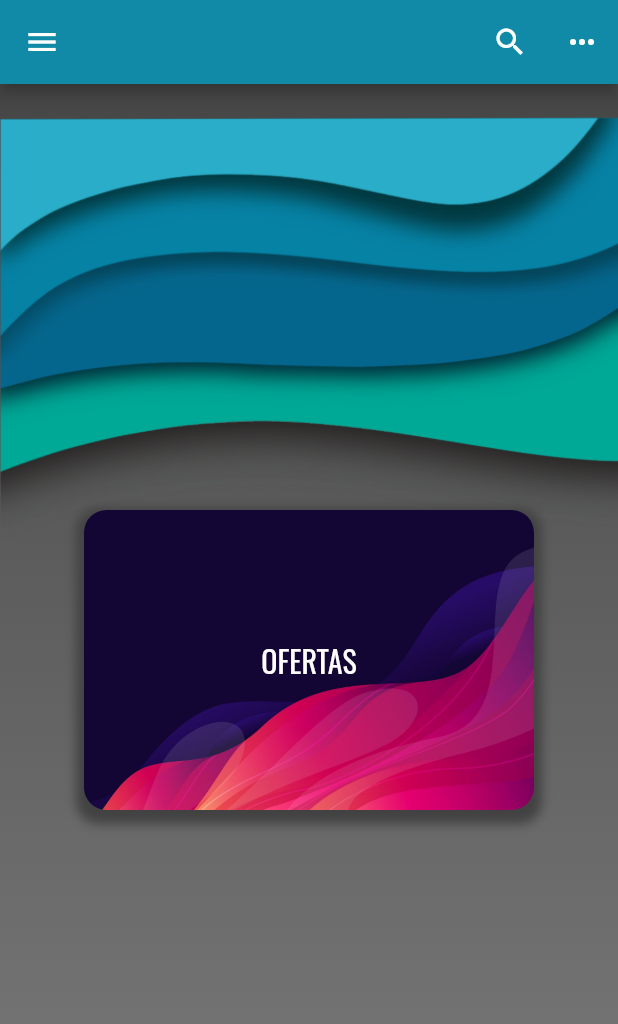
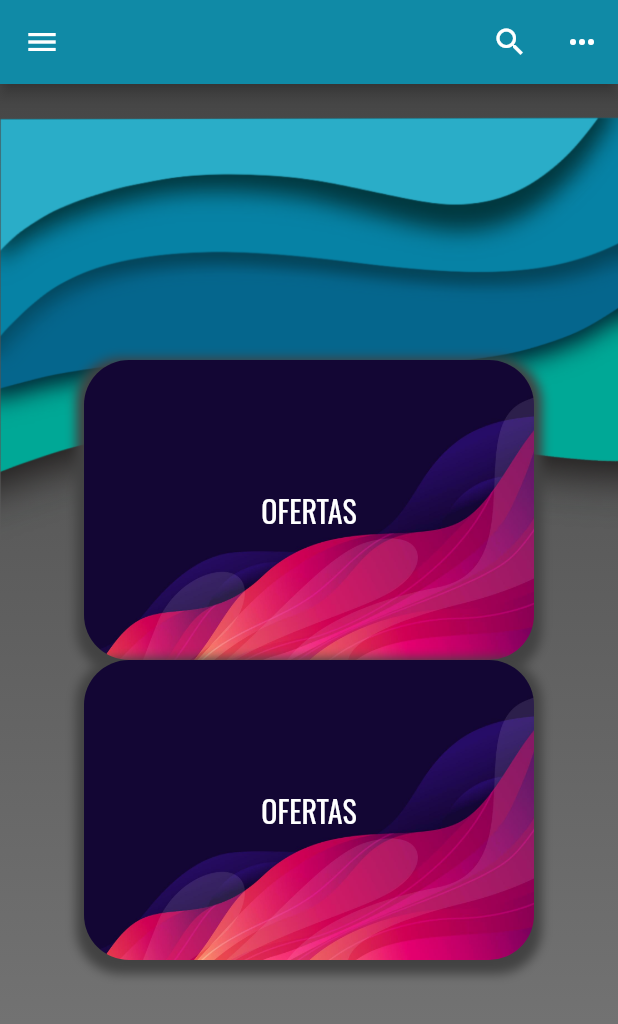
Before and after one commit to InesAlarcon/Market-Basket-Analysis-Application-, a Flutter app: the MainMenu screen opened directly, on a phone screen of 412 x 824 dp. Shown: the top 1024 px of the screen. Run offline on Flutter 3.47's test engine with Material 2 defaults, Android fonts, the phone set to English and light mode, and no system bars; our stand-ins replace firebase_auth, google_fonts; accounts and stored records are empty.

Commit message:
Cambios visuales

```diff
--- a/lib/src/main/mainMenu.dart
+++ b/lib/src/main/mainMenu.dart
@@ -122,7 +122,11 @@ class MainMenuState extends State<MainMenu>{
             )
         ),
       ),
-      body: Container(
+      body: Stack(
+
+        children: <Widget> [
+          Container(
+            height: MediaQuery.of(context).size.height,
             alignment: Alignment.center,
               decoration: BoxDecoration(
                 gradient: LinearGradient(
@@ -134,19 +138,53 @@ class MainMenuState extends State<MainMenu>{
                   fit: BoxFit.cover,
                 ),
               ),
-        // child: Image.asset("assets/images/background.png"),
+            ),
+          Center(
+            child: SingleChildScrollView(
+              child: Center(
+                child: Container(
+
+                  alignment: Alignment.center,
                   child: Column(
                     crossAxisAlignment: CrossAxisAlignment.center,
                     mainAxisAlignment: MainAxisAlignment.center,
+
                     children: <Widget>[
                       SizedBox(
                         child: Container(
                           width: 300,
                           height: 200,
-                  padding: EdgeInsets.symmetric(vertical: 13),
+                          padding: EdgeInsets.symmetric(vertical: 20),
                           alignment: Alignment.center,
                           decoration: BoxDecoration(
-                    borderRadius: BorderRadius.all(Radius.circular(15)),
+                            borderRadius: BorderRadius.all(Radius.circular(30)),
+                            boxShadow: <BoxShadow>[
+                              BoxShadow(
+                                  color: Colors.grey.shade800,
+                                  offset: Offset(0, 4),
+                                  blurRadius: 5,
+                                  spreadRadius: 5)
+                            ],
+                            // border: Border.all(color: Colors.grey, width: 2),
+                            image: DecorationImage(
+                              image: AssetImage("assets/images/background.jpg"),
+                              fit: BoxFit.cover,
+                            ),
+                          ),
+                          child: Text(
+                            'OFERTAS',
+                            style: TextStyle(fontSize: 20, color: Colors.white),
+                          ),
+                        ),
+                      ),
+                      SizedBox(
+                        child: Container(
+                          width: 300,
+                          height: 200,
+                          padding: EdgeInsets.symmetric(vertical: 20),
+                          alignment: Alignment.center,
+                          decoration: BoxDecoration(
+                            borderRadius: BorderRadius.all(Radius.circular(30)),
                             boxShadow: <BoxShadow>[
                               BoxShadow(
                                   color: Colors.grey.shade800,
@@ -170,8 +208,18 @@ class MainMenuState extends State<MainMenu>{
                     ],
                   ),
                 ),
+              ),
+
+            ),
+          ),
+
+          ],
+          // child: Image.asset("assets/images/background.png"),
+
+        ),
 
       );
+
 
 
 
```
Lines whose indentation alone changed are shown as unchanged.
